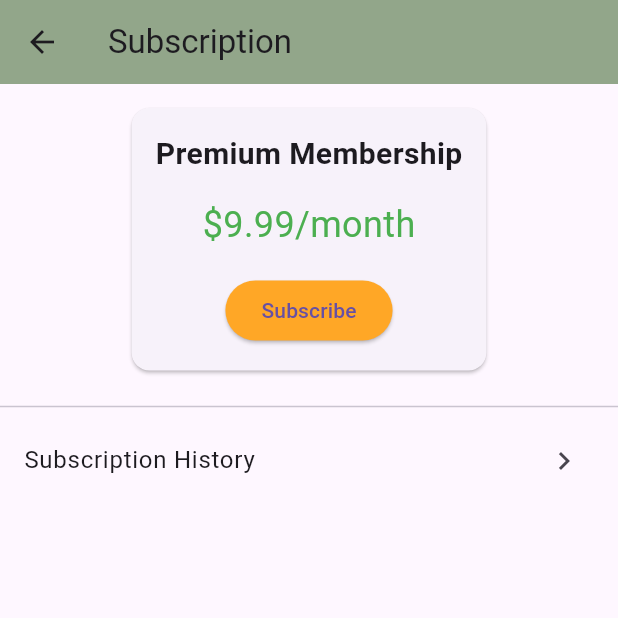
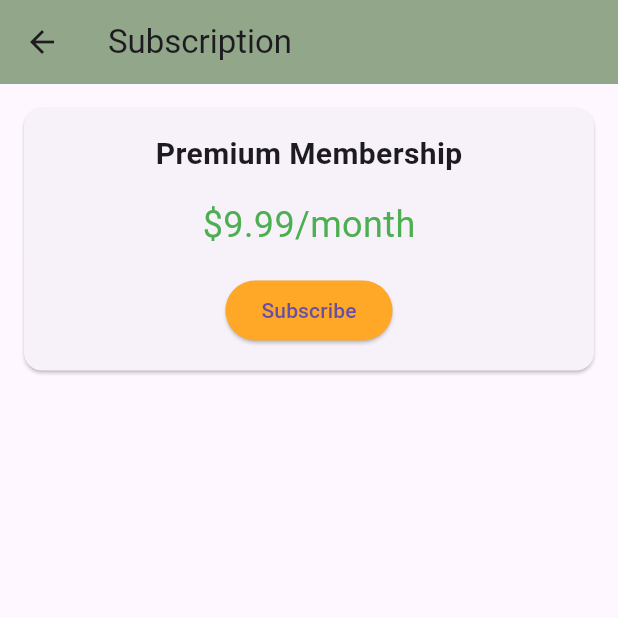
Before and after one commit to CenturyTuna115/serenity_final, a Flutter app: the SubscriptionScreen screen opened directly, on a phone screen of 412 x 824 dp, the top half of it. Run offline on Flutter 3.47's test engine with Material 3 defaults, Android fonts, the light colour scheme and no system bars; our stand-ins replace audioplayers, contacts_service, file_picker, firebase_auth, firebase_core, firebase_database and 10 more; missing offline and left inert: agora_rtc_engine, flutter_sound, telephony; accounts and stored records are empty.

```diff
--- a/serenity_mobile/lib/screens/subscription_screen.dart
+++ b/serenity_mobile/lib/screens/subscription_screen.dart
@@ -23,7 +23,8 @@
                   Text('\$9.99/month',
                       style: TextStyle(fontSize: 24, color: Colors.green)),
                   SizedBox(height: 16),
-                  ElevatedButton(
+                  Center(
+                    child: ElevatedButton(
                       child: Text('Subscribe'),
                       style: ElevatedButton.styleFrom(
                         backgroundColor: Color(0xFFFFA726),
@@ -34,17 +35,10 @@
                             content: Text('Subscription processing...')));
                       },
                     ),
+                  ),
                 ],
               ),
             ),
-          ),
-          Divider(),
-          ListTile(
-            title: Text('Subscription History'),
-            trailing: Icon(Icons.chevron_right),
-            onTap: () {
-              // Navigate to history
-            },
           ),
         ],
       ),
```
Lines whose indentation alone changed are shown as unchanged.
